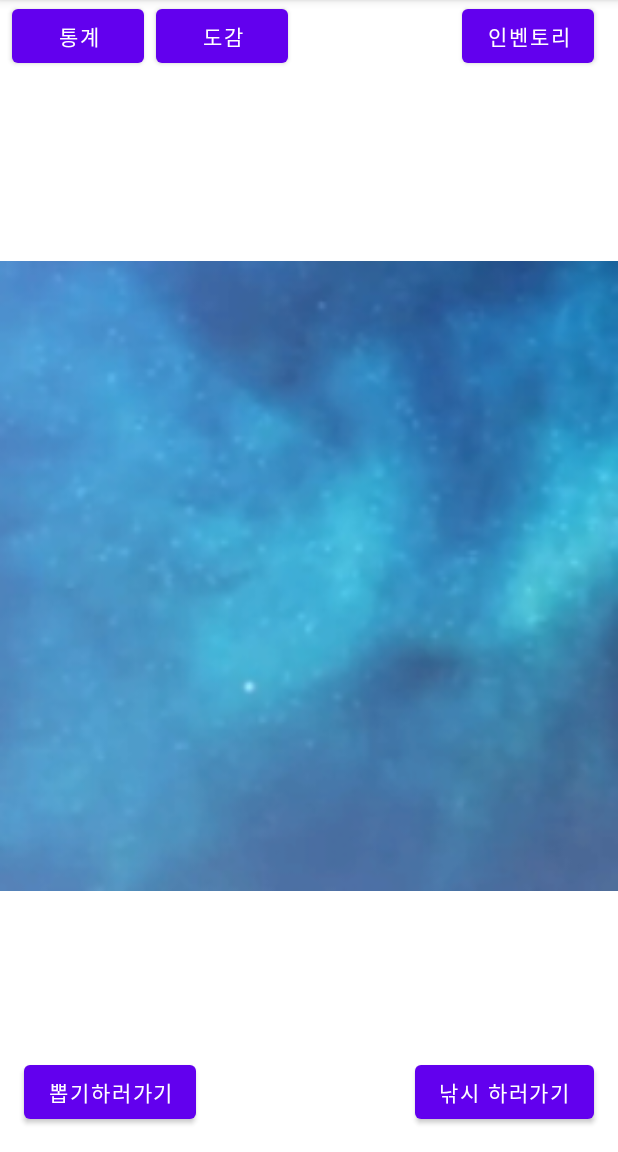
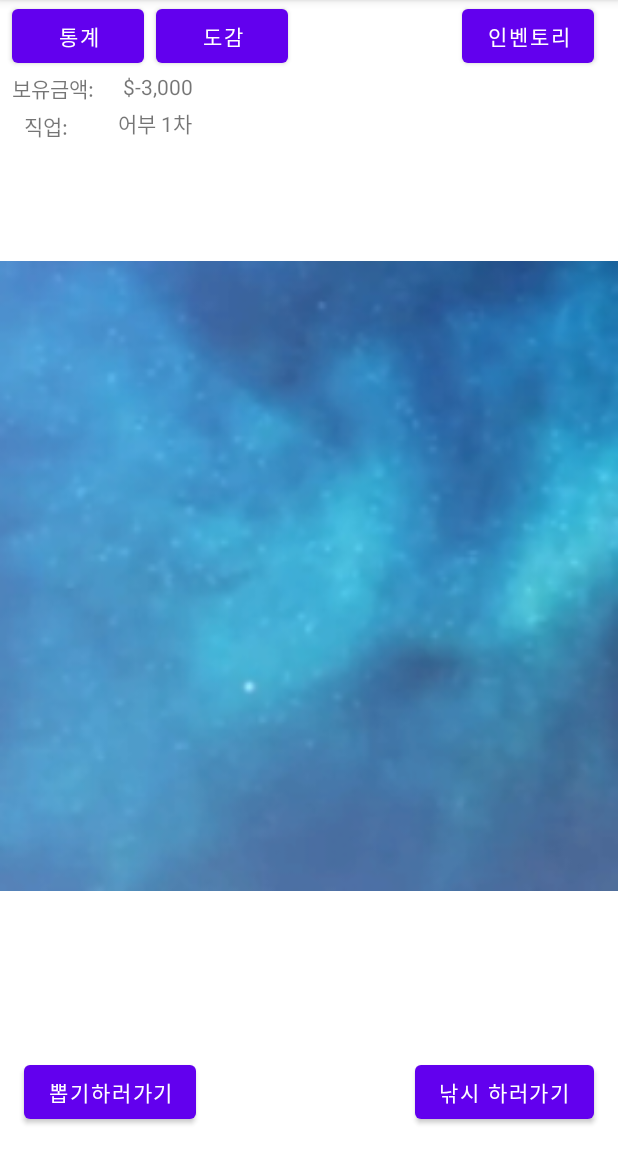
Before and after one commit to Hee-Tak/Gacha, an Android app: the screen it shows after launch (MainActivity), on a phone screen of 412 x 824 dp, the part 84-1236 px from its top. Run offline under Robolectric (Android 15) with nearby library versions, the phone set to English and light mode, and no system bars.

Commit message:
20230506

```diff
--- a/app/src/main/java/com/example/gacha/MainActivity.kt
+++ b/app/src/main/java/com/example/gacha/MainActivity.kt
@@ -1,5 +1,7 @@
 package com.example.gacha
 
+import android.app.ListActivity
+import android.content.Intent
 import androidx.appcompat.app.AppCompatActivity
 import android.os.Bundle
 import android.widget.Button
@@ -7,19 +9,30 @@ import kotlin.random.Random
 
 class MainActivity : AppCompatActivity() {
 
-    private lateinit var myButton: Button
+    //private lateinit var myButton: Button
 
 
     override fun onCreate(savedInstanceState: Bundle?) {
         super.onCreate(savedInstanceState)
         setContentView(R.layout.activity_main)
 
-        myButton = findViewById(R.id.my_button)
+       /* myButton = findViewById(R.id.my_button)
         myButton.setOnClickListener{
 
+        }*/
+
+        val showListButton = findViewById<Button>(R.id.my_button)
+        showListButton.setOnClickListener{
+            val intent = Intent(this, GachaListActivity::class.java)
+            startActivity(intent)
         }
+
     }
 
+
+
+
+/*
     private fun ItemGacha() {
         val randomNumber = Random.nextInt(1, 1001)
         val C = itemLevel(randomNumber)
@@ -37,4 +50,6 @@ class MainActivity : AppCompatActivity() {
         }
 
     }
+
+ */
 }
--- a/app/src/main/res/layout/activity_main.xml
+++ b/app/src/main/res/layout/activity_main.xml
@@ -58,7 +58,7 @@
         app:layout_constraintTop_toTopOf="parent"/>
 
     <ImageView
-        android:id="@+id/ky"
+        android:id="@+id/sky"
         android:layout_width="match_parent"
         android:layout_height="match_parent"
         android:src="@drawable/sky"
@@ -67,5 +67,46 @@
         app:layout_constraintStart_toStartOf="parent"
         app:layout_constraintTop_toTopOf="parent" />
 
+    <TextView
+        android:id="@+id/job"
+        android:layout_width="wrap_content"
+        android:layout_height="wrap_content"
+        android:text="직업: "
+        android:layout_marginStart="16dp"
+        android:layout_marginTop="4dp"
+        app:layout_constraintStart_toStartOf="parent"
+        app:layout_constraintTop_toBottomOf="@id/amount_held"/>
+
+
+
+    <TextView
+        android:id="@+id/amount_held"
+        android:layout_width="wrap_content"
+        android:layout_height="wrap_content"
+        android:text="보유금액: "
+        android:layout_marginStart="8dp"
+        app:layout_constraintStart_toStartOf="parent"
+        app:layout_constraintTop_toBottomOf="@id/statistic"/>
+
+    <TextView
+        android:id="@+id/cash"
+        android:layout_width="wrap_content"
+        android:layout_height="wrap_content"
+        android:text="$-3,000"
+        android:layout_marginStart="16dp"
+        app:layout_constraintStart_toEndOf="@id/amount_held"
+        app:layout_constraintTop_toBottomOf="@id/statistic"/>
+
+
+    <TextView
+        android:id="@+id/fisherman"
+        android:layout_width="wrap_content"
+        android:layout_height="wrap_content"
+        android:layout_marginStart="30dp"
+        android:layout_marginTop="4dp"
+        android:text="어부 1차"
+        app:layout_constraintStart_toEndOf="@id/job"
+        app:layout_constraintTop_toBottomOf="@id/cash" />
+
 
 </androidx.constraintlayout.widget.ConstraintLayout>
```
Also changed, not shown: app/src/main/AndroidManifest.xml (+21 -0 lines), app/src/main/java/com/example/gacha/GachaListActivity.kt (added, +40 -0 lines), app/src/main/java/com/example/gacha/HuntingPetGachaActivity.kt (added, +11 -0 lines), app/src/main/java/com/example/gacha/RidingPetGachaActivity.kt (added, +11 -0 lines), app/src/main/res/layout/activity_gacha_list.xml (added, +33 -0 lines), app/src/main/res/layout/activity_hunting_pet_gacha.xml (added, +9 -0 lines), app/src/main/res/layout/activity_riding_pet_gacha.xml (added, +9 -0 lines).
